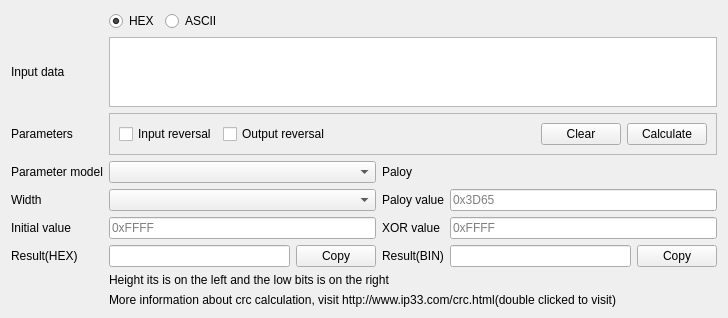
Old version of the form Source/Assistants/CRC/Source/xToolsCRCAssistant.ui in the repository x-tools-author/x-tools.
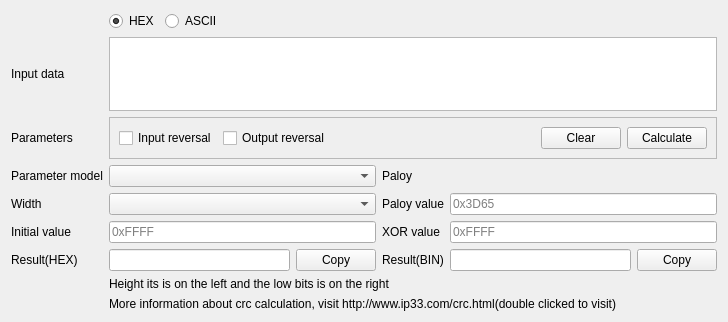
New version of the form.

What changed in the file:
```diff
--- a/Source/Assistants/CRC/Source/xToolsCRCAssistant.ui
+++ b/Source/Assistants/CRC/Source/xToolsCRCAssistant.ui
@@ -7,7 +7,7 @@
     <x>0</x>
     <y>0</y>
     <width>728</width>
-    <height>314</height>
+    <height>322</height>
    </rect>
   </property>
   <property name="windowTitle">
@@ -224,7 +224,7 @@
 hr { height: 1px; border-width: 0; }
 li.unchecked::marker { content: &quot;\2610&quot;; }
 li.checked::marker { content: &quot;\2612&quot;; }
-&lt;/style&gt;&lt;/head&gt;&lt;body style=&quot; font-family:'Sans Serif'; font-size:9pt; font-weight:400; font-style:normal;&quot;&gt;
+&lt;/style&gt;&lt;/head&gt;&lt;body style=&quot; font-family:'Microsoft YaHei UI'; font-size:9pt; font-weight:400; font-style:normal;&quot;&gt;
 &lt;p style=&quot;-qt-paragraph-type:empty; margin-top:0px; margin-bottom:0px; margin-left:0px; margin-right:0px; -qt-block-indent:0; text-indent:0px; font-family:'SimSun';&quot;&gt;&lt;br /&gt;&lt;/p&gt;&lt;/body&gt;&lt;/html&gt;</string>
      </property>
     </widget>
```
Left out of the diff: 4 changed lines with no effect on the pictures.
